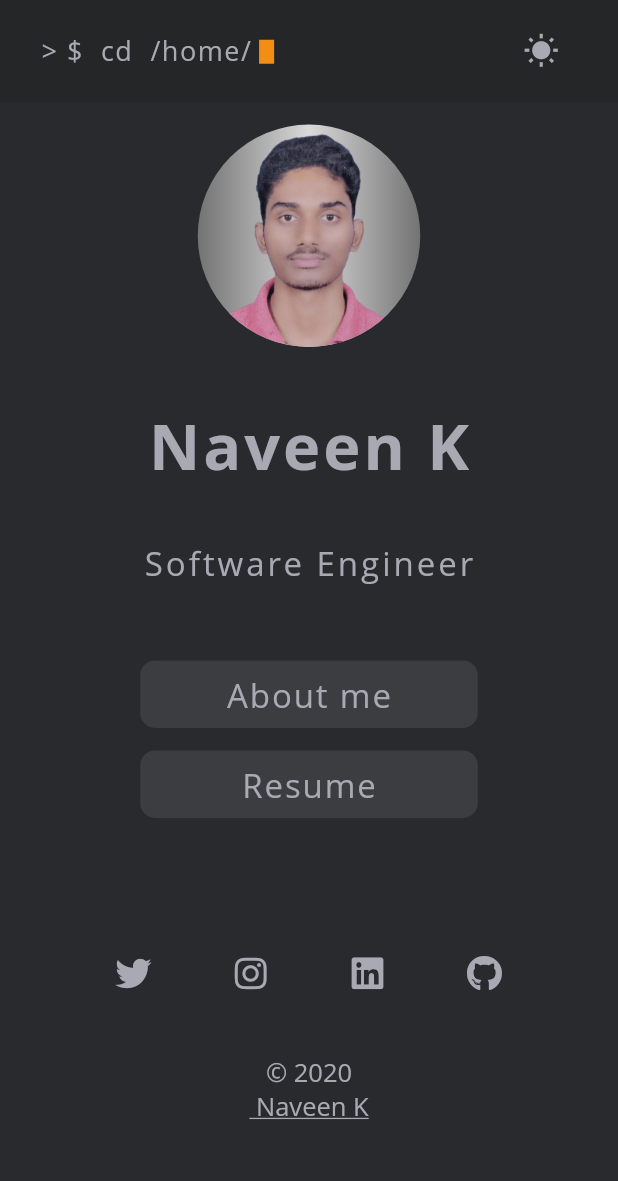
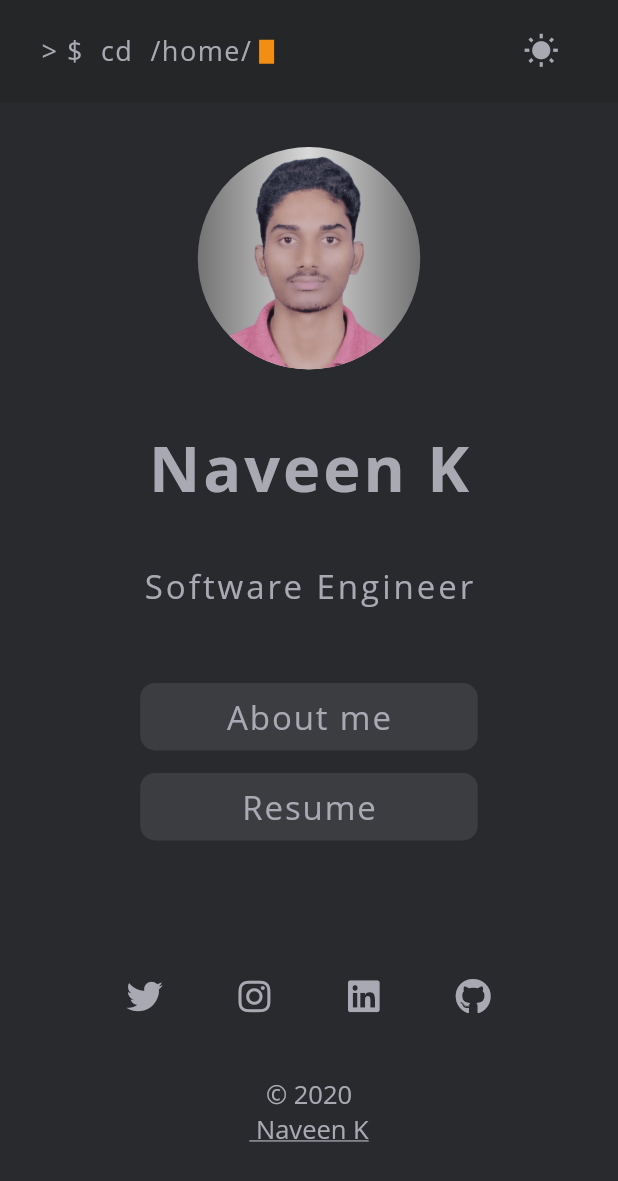
Before and after one commit to Naveenmavoor/my_portfolio, a Flutter app: the screen it shows after launch, on a phone screen of 412 x 824 dp. Shown: the top 1181 px of the screen. Run offline on Flutter 3.47's test engine with Material 2 defaults, Android fonts, the phone set to English and light mode, and no system bars; our stand-ins replace font_awesome_flutter, shared_preferences, url_strategy; missing offline and left inert: universal_html.

Commit message:
fixed bugs

```diff
--- a/lib/main.dart
+++ b/lib/main.dart
@@ -9,7 +9,7 @@ import './routes/aboutme.dart';
 
 
 void main() {
-    setPathUrlStrategy();
+   setPathUrlStrategy();
   runApp(MyApp());
 }
 
@@ -46,7 +46,7 @@ class _MyAppState extends State<MyApp> {
             initialRoute: MyHomePage.route,
             routes: {
               MyHomePage.route: (context) => MyHomePage(),
-              AboutPage.route: (context) => AboutPage(),
+               AboutPage.route: (context) => AboutPage(),
             },
           );
         },
--- a/lib/routes/homepage.dart
+++ b/lib/routes/homepage.dart
@@ -6,7 +6,7 @@ import 'package:portfolio/routes/aboutme.dart';
 import 'package:url_launcher/url_launcher.dart';
 
 class MyHomePage extends StatefulWidget {
-  static const String route = '/';
+  static const String route = '';
   @override
   _MyHomePageState createState() => _MyHomePageState();
 }
@@ -37,7 +37,7 @@ class _MyHomePageState extends State<MyHomePage> {
                 AnimatedPadding(
                     duration: Duration(seconds: 1),
                     padding:
-                        EdgeInsets.only(top: smallWidth ? 15 : 40, bottom: 37),
+                        EdgeInsets.only(top: smallWidth ? 30 : 40, bottom: 37),
                     child: AnimatedContainer(
                       constraints: BoxConstraints(
                           maxHeight: 190,
@@ -100,7 +100,7 @@ class _MyHomePageState extends State<MyHomePage> {
                 Padding(
                     padding: const EdgeInsets.only(top: 80, bottom: 30),
                     child: logos()),
-                Copyright(launchurl: launchURL, smallsize: smallWidth),
+                Copyright( smallsize: smallWidth),
                 SizedBox(height: 30),
               ],
             ),
@@ -119,28 +119,28 @@ class _MyHomePageState extends State<MyHomePage> {
       mainAxisAlignment: MainAxisAlignment.center,
       children: [
         IconButton(
-          splashRadius: 30,
+          splashRadius: 25,
           icon: Icon(FontAwesomeIcons.twitter),
           onPressed: () => launchURL(_twitterUrl),
         ),
         Padding(
-            padding: EdgeInsets.symmetric(horizontal: 30),
+            padding: EdgeInsets.symmetric(horizontal: 25),
             child: IconButton(
-              splashRadius: 30,
+              splashRadius: 25,
               icon: Icon(
                 FontAwesomeIcons.instagram,
               ),
               onPressed: () => launchURL(_instaUrl),
             )),
         IconButton(
-            splashRadius: 30,
+            splashRadius: 25,
             icon: Icon(FontAwesomeIcons.linkedin),
             onPressed: () => launchURL(_linkedinUrl)),
         SizedBox(
-          width: 30,
+          width: 25,
         ),
         IconButton(
-          splashRadius: 30,
+          splashRadius: 25,
           icon: Icon(FontAwesomeIcons.github),
           onPressed: () => launchURL(_githubUrl),
         ),
--- a/lib/ui_widgets/appbar.dart
+++ b/lib/ui_widgets/appbar.dart
@@ -1,9 +1,11 @@
 import 'dart:math';
 import 'package:flutter/material.dart';
+import 'package:flutter/rendering.dart';
+import 'package:universal_html/html.dart' as html;
+
 import 'package:portfolio/animation.dart';
 import 'package:portfolio/darktheme_provider.dart';
 import 'package:provider/provider.dart';
-import 'package:url_launcher/url_launcher.dart';
 
 class MyAppBar extends StatefulWidget implements PreferredSizeWidget {
   Size get preferredSize => new Size.fromHeight(68);
@@ -12,14 +14,10 @@ class MyAppBar extends StatefulWidget implements PreferredSizeWidget {
 }
 
 class _MyAppBarState extends State<MyAppBar> {
+  final _url = "https://naveenkmavoor.tech";
 
   _launchURL() async {
-    const url = 'https://naveenkmavoor.tech';
-    if (await canLaunch(url)) {
-      await launch(url);
-    } else {
-      throw 'Could not launch $url';
-    }
+    html.window.location.assign(_url);
   }
 
   @override
@@ -30,7 +28,8 @@ class _MyAppBarState extends State<MyAppBar> {
       automaticallyImplyLeading: false,
       toolbarHeight: 68,
       titleSpacing: pow((screenSize.width / 79), 2) as double?,
-      title: GestureDetector(
+      title: MouseRegion(cursor: SystemMouseCursors.click,
+        child: GestureDetector(
           onTap: _launchURL,
           child: Row(
             children: [
@@ -46,6 +45,7 @@ class _MyAppBarState extends State<MyAppBar> {
               ),
               AnimateFadeTransition(),
             ],
+          ),
         ),
       ),
       actions: <Widget>[
--- a/lib/ui_widgets/copyright.dart
+++ b/lib/ui_widgets/copyright.dart
@@ -1,10 +1,16 @@
 import 'package:flutter/material.dart';
+import 'package:flutter/rendering.dart';
+
+import 'package:universal_html/html.dart' as html;
 
 class Copyright extends StatelessWidget {
-  final Function? launchurl;
   final bool smallsize;
-  final url = 'https://naveenkmavoor.tech';
-  Copyright({this.launchurl, this.smallsize = false});
+  final _url = "https://naveenkmavoor.tech";
+  Copyright({this.smallsize = false});
+
+  _launchURL() async {
+    html.window.location.assign(_url);
+  }
 
   @override
   Widget build(BuildContext context) {
@@ -14,30 +20,39 @@ class Copyright extends StatelessWidget {
             mainAxisAlignment: MainAxisAlignment.spaceBetween,
             children: [
               Text(' © 2020 ', style: TextStyle(fontSize: 17)),
-              GestureDetector(
-                  onTap: () => launchurl!(url),
+              MouseRegion(cursor: SystemMouseCursors.click,
+                child: GestureDetector(
+                    onTap: () {
+                      _launchURL();
+                    },
                     child: Text(
                       " Naveen K",
                       style: TextStyle(
                           decoration: TextDecoration.underline, fontSize: 17),
-                  ))
+                    )),
+              )
             ],
           )
         : Row(
             mainAxisAlignment: MainAxisAlignment.center,
             children: [
-              Text(' © 2020 ', style: TextStyle(fontSize: 17)),
+              Text(' © 2021 ', style: TextStyle(fontSize: 17)),
               Text(
                 " · ",
                 style: TextStyle(fontWeight: FontWeight.bold, fontSize: 30),
               ),
-              GestureDetector(
-                  onTap: () => launchurl!(url),
+              MouseRegion(
+                cursor: SystemMouseCursors.click,
+                child: GestureDetector(
+                    onTap: () {
+                      _launchURL();
+                    },
                     child: Text(
                       " Naveen K",
                       style: TextStyle(
                           decoration: TextDecoration.underline, fontSize: 17),
-                  ))
+                    )),
+              )
             ],
           );
   }
--- a/pubspec.yaml
+++ b/pubspec.yaml
@@ -33,7 +33,7 @@ dependencies:
   url_launcher: ^6.0.3
   font_awesome_flutter: ^9.0.0
   url_strategy: ^0.2.0
-  http:
+  universal_html: ^2.0.8
 
 dev_dependencies:
   flutter_test:
```
Also changed, not shown: lib/routes/aboutme.dart (+4 -3 lines), assets/dp.png, pubspec.lock. Lines whose indentation alone changed are shown as unchanged.
